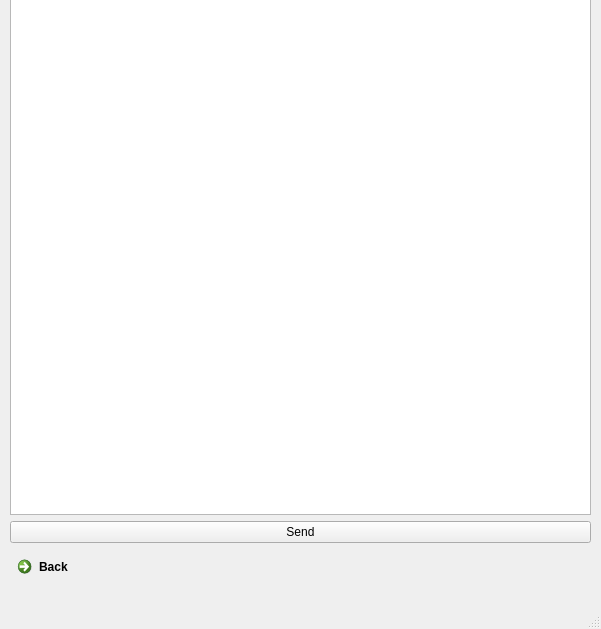
Before: the Qt Designer form ui/post.ui in PooyaFekri/LinkedIn, drawn with Qt 5.
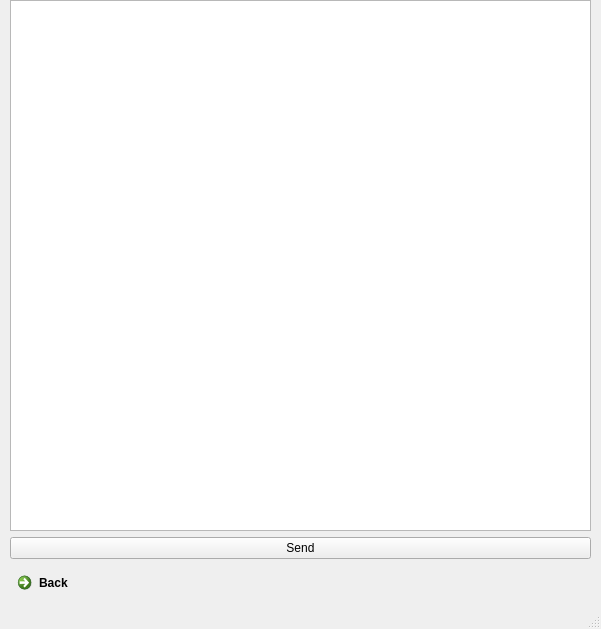
After: the same form once the commit is applied.

The edit to the form file:
```diff
--- a/ui/post.ui
+++ b/ui/post.ui
@@ -14,11 +14,11 @@
    <string>MainWindow</string>
   </property>
   <widget class="QWidget" name="centralwidget">
-   <widget class="QWidget" name="">
+   <widget class="QWidget" name="layoutWidget">
     <property name="geometry">
      <rect>
       <x>10</x>
-      <y>-16</y>
+      <y>0</y>
       <width>581</width>
       <height>601</height>
      </rect>
```
Left out of the diff: 2 changed lines with no effect on the pictures.
